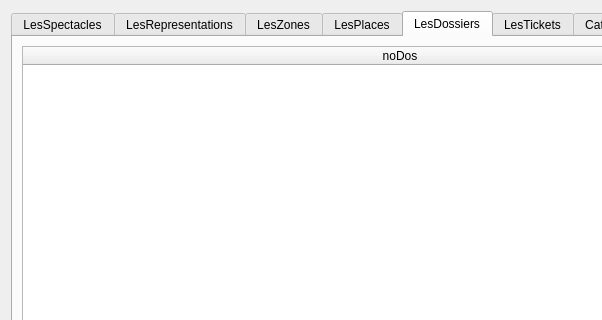
Old version of the form Theatre_Project/gui/tablesData.ui in the repository alaabenfatma/Projet_SQL_Python; both pictures show x 0 to 602 and y 0 to 320 of the 800 by 600 pixel window.
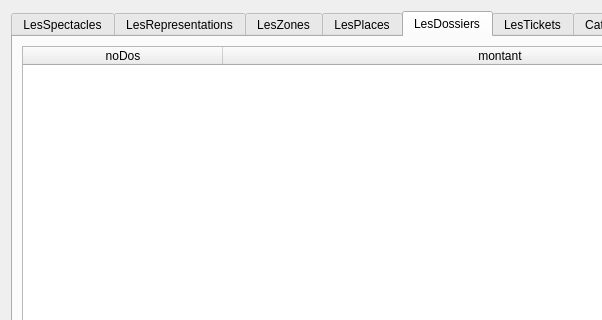
New version of the form. The open tabs and pages were chosen to show the change.

```diff
--- a/Theatre_Project/gui/tablesData.ui
+++ b/Theatre_Project/gui/tablesData.ui
@@ -472,6 +472,11 @@
            <string>noDos</string>
           </property>
          </column>
+         <column>
+          <property name="text">
+           <string>montant</string>
+          </property>
+         </column>
         </widget>
        </item>
        <item>
```
Left out of the diff: 2 changed lines with no effect on the pictures.
